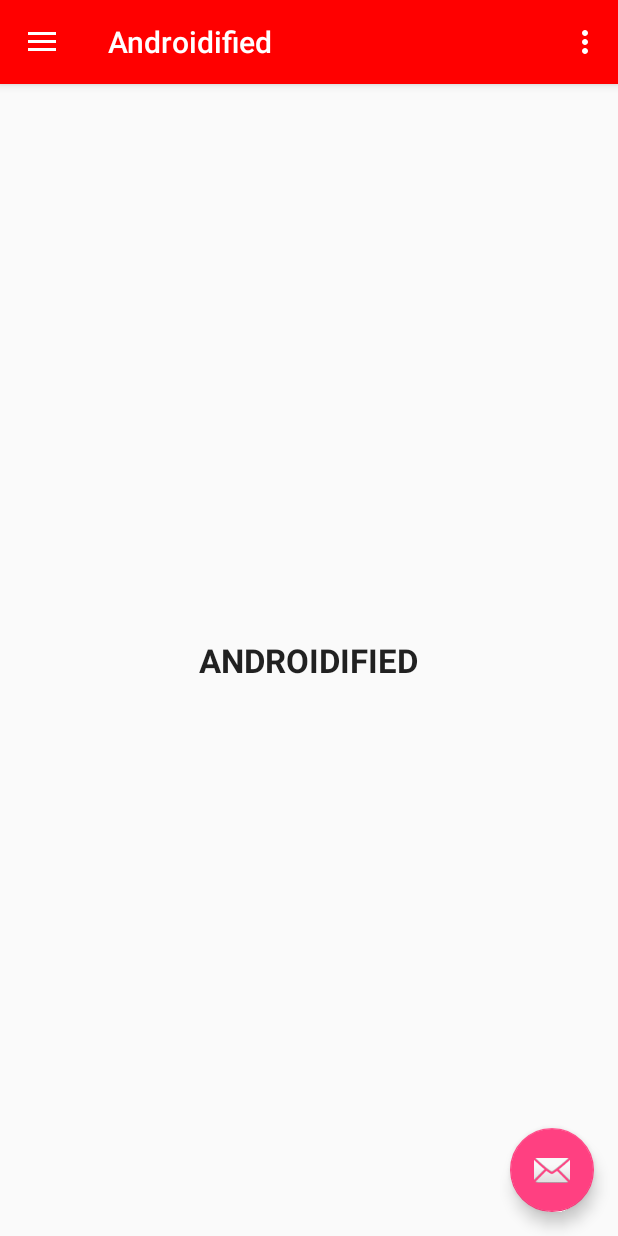
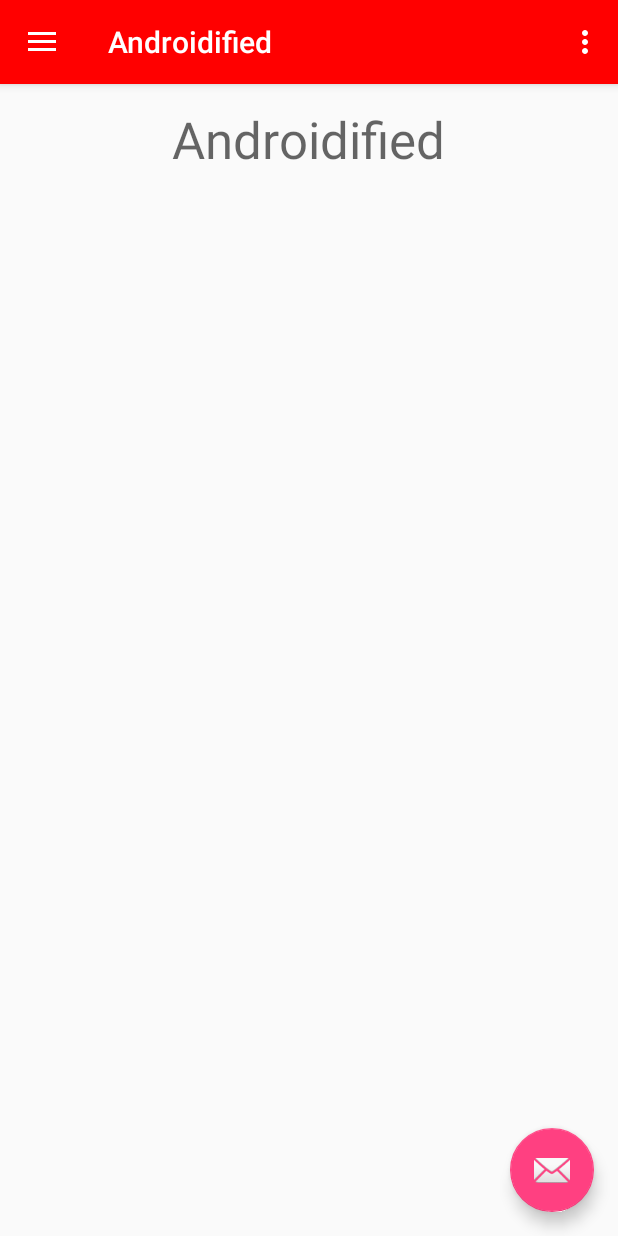
Before and after one commit to D3v3sh5ingh/Androidified, an Android app: the screen it shows after launch (MainActivity), on a phone screen of 412 x 824 dp. Run offline under Robolectric (Android 15) with nearby library versions, the phone set to English and light mode, and no system bars.

Commit message:
Warning fixed added string androidified

```diff
--- a/app/src/main/res/layout/content_main.xml
+++ b/app/src/main/res/layout/content_main.xml
@@ -11,11 +11,11 @@
    <TextView
        android:layout_width="wrap_content"
        android:layout_height="wrap_content"
+       android:layout_alignParentTop="true"
        android:layout_centerHorizontal="true"
-        android:layout_centerVertical="true"
-        android:text="ANDROIDIFIED"
-       android:textAppearance="@style/Base.TextAppearance.AppCompat.Large"
-       android:textStyle="bold"
+       android:layout_marginTop="14dp"
+       android:text="@string/Head"
+       android:textAppearance="@style/TextAppearance.AppCompat.Display1"
        app:layout_constraintBottom_toBottomOf="parent"
        app:layout_constraintLeft_toLeftOf="parent"
        app:layout_constraintRight_toRightOf="parent"
--- a/app/src/main/res/values/strings.xml
+++ b/app/src/main/res/values/strings.xml
@@ -8,6 +8,7 @@
     <string name="about_us">About team</string>
     <string name="title_activity_about_team">about_team</string>
     <string name="team_desc">Description</string>
+    <string name="Head">Androidified</string>
     <string name="desc_content">We are a team of passionate learners, powered by innovation, driven by
     enthusiasm</string>
 </resources>
```
Lines whose indentation alone changed are shown as unchanged.
